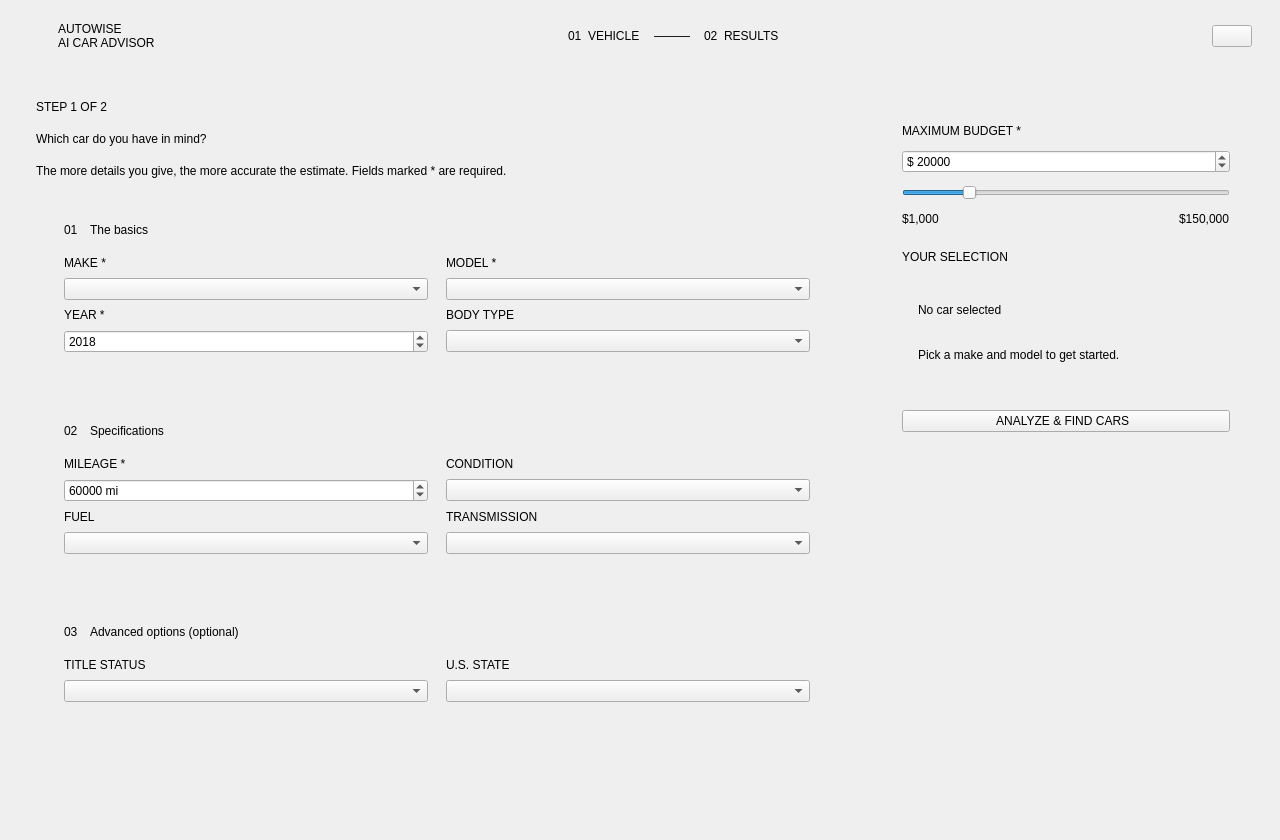
Old version of the form desktop_app/UI/AutoWiseMainWindow.ui in the repository huyenpiano1711/ML.
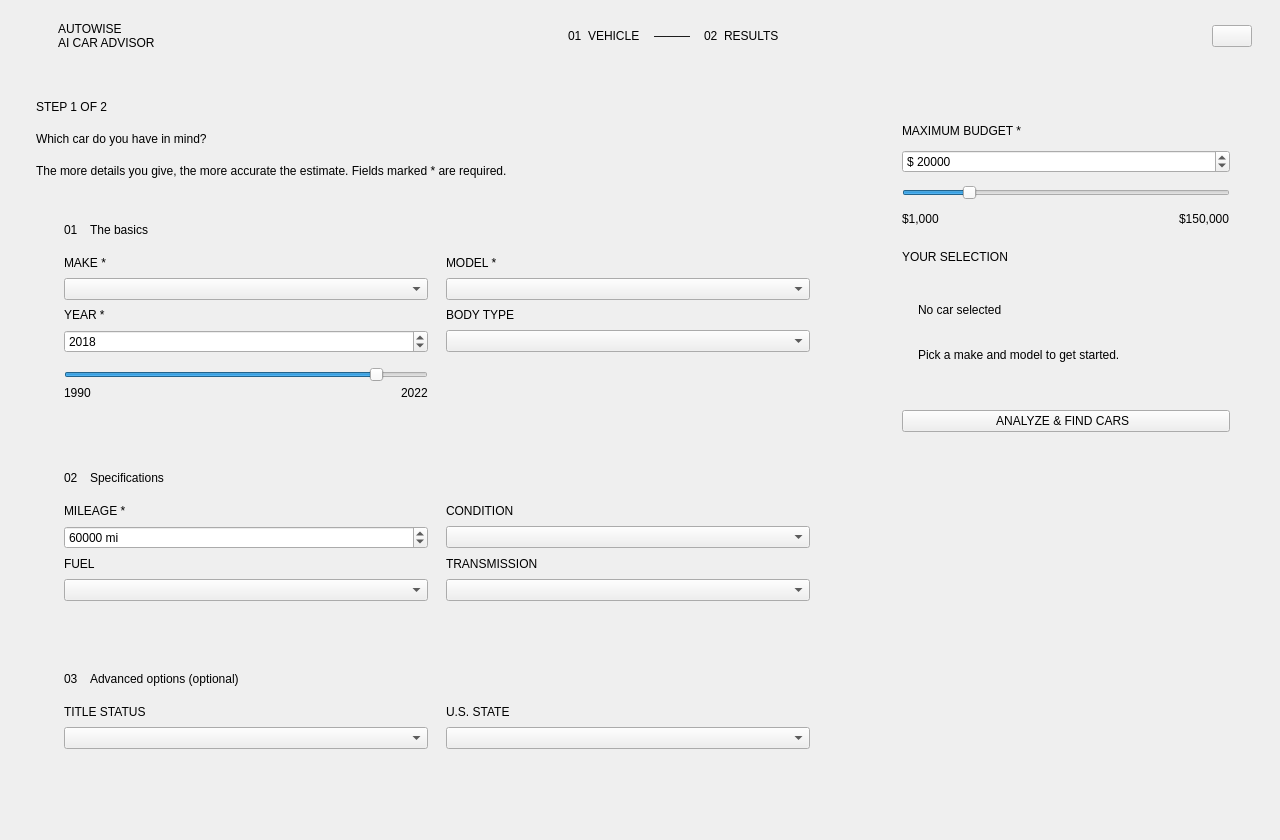
New version of the form. Icons and pictures are not drawn.

Commit message: Car details window, title status warnings, no welcome page, typeable make/model, clearer UI texts

What changed in the file:
```diff
--- a/desktop_app/UI/AutoWiseMainWindow.ui
+++ b/desktop_app/UI/AutoWiseMainWindow.ui
@@ -617,7 +617,7 @@
                 </layout>
                </item>
                <item>
-                <layout class="QGridLayout" name="gridLayoutBasic">
+                <layout class="QGridLayout" name="gridLayoutBasic" columnstretch="1,1">
                  <property name="leftMargin">
                   <number>0</number>
                  </property>
@@ -706,6 +706,78 @@
                    </property>
                   </widget>
                  </item>
+                 <item row="4" column="0" colspan="1">
+                  <layout class="QVBoxLayout" name="verticalLayoutYearSlider">
+                   <property name="spacing">
+                    <number>4</number>
+                   </property>
+                   <property name="topMargin">
+                    <number>6</number>
+                   </property>
+                   <item>
+                    <widget class="QSlider" name="horizontalSliderYear">
+                     <property name="cursor">
+                      <cursorShape>PointingHandCursor</cursorShape>
+                     </property>
+                     <property name="orientation">
+                      <enum>Qt::Horizontal</enum>
+                     </property>
+                     <property name="minimum">
+                      <number>1990</number>
+                     </property>
+                     <property name="maximum">
+                      <number>2022</number>
+                     </property>
+                     <property name="singleStep">
+                      <number>1</number>
+                     </property>
+                     <property name="pageStep">
+                      <number>5</number>
+                     </property>
+                     <property name="value">
+                      <number>2018</number>
+                     </property>
+                    </widget>
+                   </item>
+                   <item>
+                    <layout class="QHBoxLayout" name="horizontalLayoutYearRange">
+                     <item>
+                      <widget class="QLabel" name="labelYearMin">
+                       <property name="text">
+                        <string>1990</string>
+                       </property>
+                       <property name="role" stdset="0">
+                        <string>muted</string>
+                       </property>
+                      </widget>
+                     </item>
+                     <item>
+                      <spacer name="spacerYearRange">
+                       <property name="orientation">
+                        <enum>Qt::Horizontal</enum>
+                       </property>
+                       <property name="sizeHint">
+                        <size>
+                         <width>40</width>
+                         <height>10</height>
+                        </size>
+                       </property>
+                      </spacer>
+                     </item>
+                     <item>
+                      <widget class="QLabel" name="labelYearMax">
+                       <property name="text">
+                        <string>2022</string>
+                       </property>
+                       <property name="role" stdset="0">
+                        <string>muted</string>
+                       </property>
+                      </widget>
+                     </item>
+                    </layout>
+                   </item>
+                  </layout>
+                 </item>
                  <item row="2" column="1" colspan="1">
                   <widget class="QLabel" name="labelType">
                    <property name="text">
```
Left out of the diff: 39 changed lines with no effect on the pictures. The commit also changes 24 other files.
